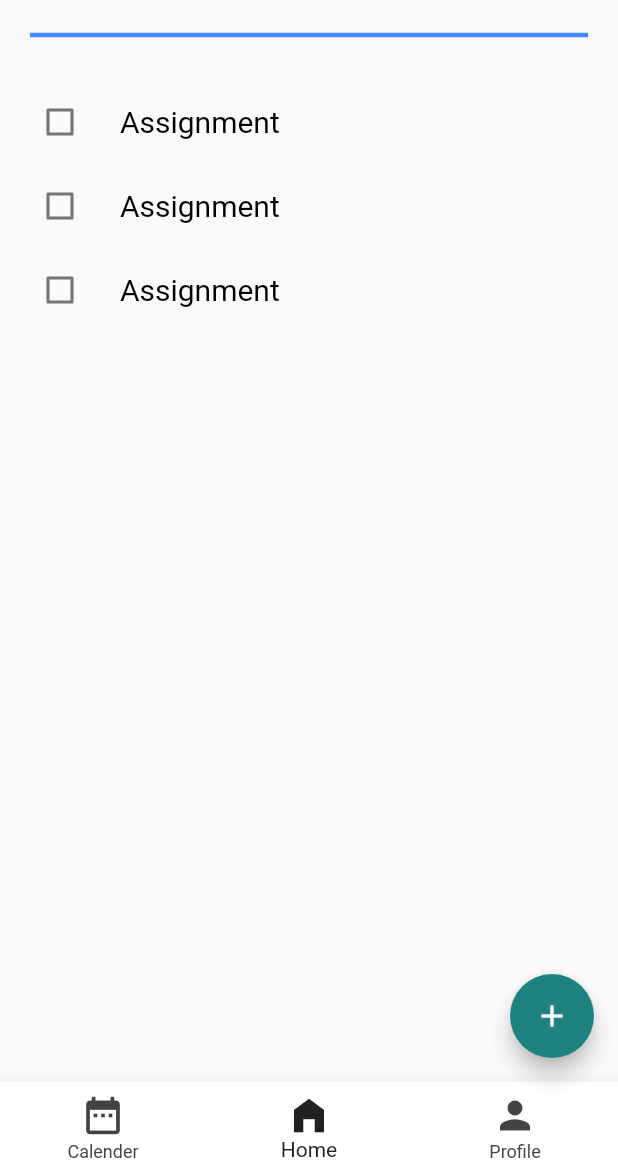
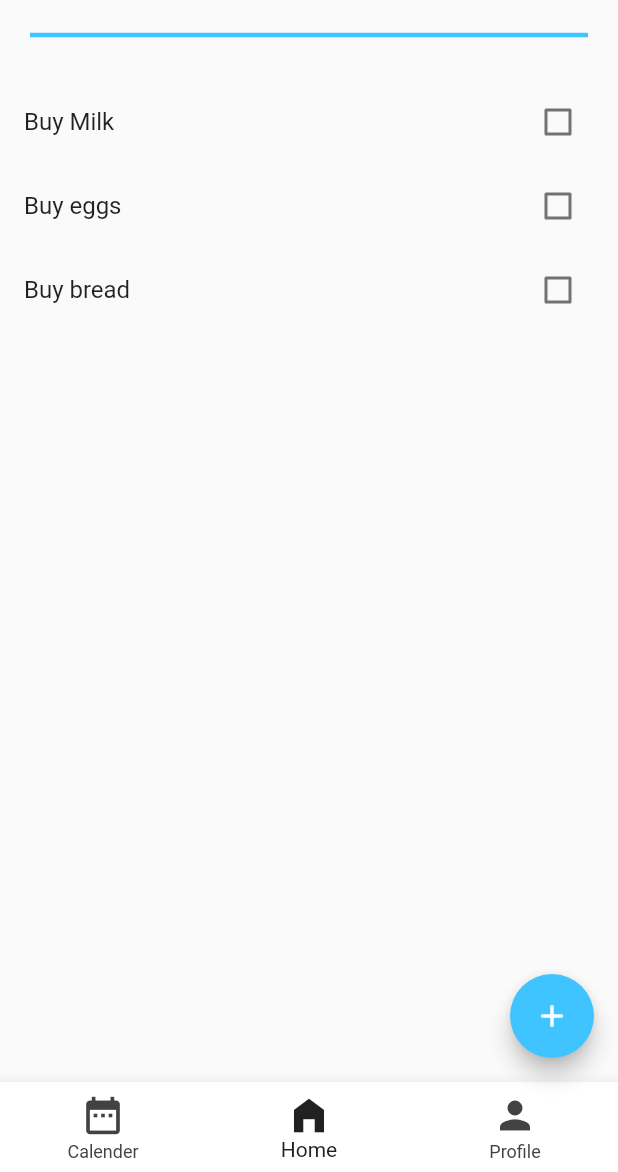
Before and after one commit to vishalr-22/FlutterApp-AcademicManager, a Flutter app: the TodoPage screen opened directly, on a phone screen of 412 x 824 dp, the part 64-1236 px from its top. Run offline on Flutter 3.47's test engine with Material 2 defaults, Android fonts, the phone set to English and light mode, and no system bars; our stand-ins replace datetime_picker_formfield.

```diff
--- /dev/null
+++ b/lib/models/task.dart
@@ -0,0 +1,9 @@
+class Task {
+  final String name;
+  bool isDone;
+  Task({required this.name, this.isDone = false});
+
+  void toggleDone() {
+    isDone = !isDone;
+  }
+}
--- a/lib/todo.dart
+++ b/lib/todo.dart
@@ -1,11 +1,10 @@
-// ignore_for_file: prefer_const_constructors, prefer_const_literals_to_create_immutables
+// ignore_for_file: prefer_const_constructors, prefer_const_literals_to_create_immutables, must_be_immutable, use_key_in_widget_constructors, prefer_const_constructors_in_immutables, empty_constructor_bodies, avoid_print
 
 import 'package:flutter/material.dart';
 import 'add_task_screen.dart';
-
-void main() {
-  runApp(const TodoPage());
-}
+import 'models/task.dart';
+import 'widgets.dart/task_tile.dart';
+import 'widgets.dart/task_list.dart';
 
 class TodoPage extends StatefulWidget {
   const TodoPage({Key? key}) : super(key: key);
@@ -15,6 +14,11 @@ class TodoPage extends StatefulWidget {
 }
 
 class _TodoPageState extends State<TodoPage> {
+  List<Task> tasks = [
+    Task(name: 'Buy Milk'),
+    Task(name: 'Buy eggs'),
+    Task(name: 'Buy bread'),
+  ];
   @override
   Widget build(BuildContext context) {
     return Scaffold(
@@ -44,13 +48,13 @@ class _TodoPageState extends State<TodoPage> {
             thickness: 3,
             indent: 20,
             endIndent: 20,
-            color: Colors.blueAccent,
+            color: Colors.lightBlueAccent,
           ),
           SizedBox(height: 20),
           Expanded(
             child: Container(
               padding: EdgeInsets.fromLTRB(0, 0, 0, 10),
-              child: TaskList(),
+              child: TaskList(tasks: tasks),
             ),
           )
         ],
@@ -58,9 +62,20 @@ class _TodoPageState extends State<TodoPage> {
       floatingActionButton: FloatingActionButton(
         onPressed: () {
           showModalBottomSheet(
-              context: context, builder: (context) => AddTaskScreen());
+              context: context,
+              isScrollControlled: true,
+              builder: (context) => SingleChildScrollView(
+                  child: Container(
+                      padding: EdgeInsets.only(
+                          bottom: MediaQuery.of(context).viewInsets.bottom),
+                      child: AddTaskScreen((newTaskTitle) {
+                        setState(() {
+                          tasks.add(Task(name: newTaskTitle));
+                        });
+                        Navigator.pop(context);
+                      }))));
         },
-        backgroundColor: Color(0xFF208181),
+        backgroundColor: Colors.lightBlueAccent,
         child: Icon(
           Icons.add,
           color: Colors.white,
@@ -70,120 +85,6 @@ class _TodoPageState extends State<TodoPage> {
     );
   }
 }
-
-class TaskList extends StatelessWidget {
-  const TaskList({
-    Key? key,
-  }) : super(key: key);
-
-  @override
-  Widget build(BuildContext context) {
-    return ListView(
-      // padding: EdgeInsets.symmetric(horizontal: 20),
-      children: [
-        TaskTile(),
-        TaskTile(),
-        TaskTile(),
-      ],
-    );
-  }
-}
-
-class TaskTile extends StatelessWidget {
-  const TaskTile({
-    Key? key,
-  }) : super(key: key);
-
-  @override
-  Widget build(BuildContext context) {
-    return ListTile(
-      leading: Checkbox(
-        value: false,
-        onChanged: (bool? value) {},
-      ),
-      title: Text(
-        'Assignment',
-        style: TextStyle(fontSize: 20, color: Colors.black),
-      ),
-    );
-  }
-}
-
-// class ToDoLsit extends StatefulWidget {
-//   const ToDoLsit({Key? key}) : super(key: key);
-
-//   @override
-//   _ToDoLsitState createState() => _ToDoLsitState();
-// }
-
-// class _ToDoLsitState extends State<ToDoLsit> {
-//   Icon circle = Icon(Icons.circle_outlined, size: 40, color: Color(0xFFFFA8A8));
-
-//   int done = 0;
-//   @override
-//   Widget build(BuildContext context) {
-//     return Column(
-//       children: [
-//         Divider(
-//           height: 20,
-//           thickness: 3,
-//           indent: 20,
-//           endIndent: 20,
-//           color: Colors.grey,
-//         ),
-//         SizedBox(
-//           height: 10,
-//         ),
-//         Expanded(
-//           child: ListView(
-//             // padding: EdgeInsets.symmetric(horizontal: 20),
-//             children: [
-//               ListTile(
-//                 leading: Checkbox(value: false, onChanged: (bool? value) {}),
-//                 title: Text(
-//                   'Assignment1',
-//                   style: TextStyle(fontSize: 22, color: Colors.black),
-//                 ),
-//               )
-//             ],
-//           ),
-//         )
-
-//         // Row(
-//         //   children: [
-//         //     Expanded(
-//         //       flex: 1,
-//         //       child: IconButton(
-//         //         onPressed: () {
-//         //           setState(() {
-//         //             if (done == 0) {
-//         //               circle = Icon(Icons.circle_outlined,
-//         //                   size: 40, color: Color(0xFFFFA8A8));
-//         //               done = 1;
-//         //             } else {
-//         //               circle = Icon(Icons.check_circle_outline_rounded,
-//         //                   size: 40, color: Color(0xFFFFA8A8));
-//         //               done = 0;
-//         //             }
-//         //           });
-//         //         },
-//         //         splashRadius: 1,
-//         //         icon: circle,
-//         //       ),
-//         //     ),
-//         //     Expanded(
-//         //       flex: 5,
-//         //       child: Text(
-//         //         'Assignment1',
-//         //         style: TextStyle(fontSize: 22, color: Colors.black),
-//         //       ),
-//         //     )
-//         //   ],
-//         // ),
-//       ],
-//     );
-//   }
-// }
 
 class BottomNavBar extends StatelessWidget {
   const BottomNavBar({Key? key}) : super(key: key);
--- /dev/null
+++ b/lib/widgets.dart/task_list.dart
@@ -0,0 +1,30 @@
+import 'package:flutter/material.dart';
+import 'task_tile.dart';
+import 'package:acadmt/models/task.dart';
+
+class TaskList extends StatefulWidget {
+  final List<Task> tasks;
+  TaskList({required this.tasks});
+
+  @override
+  State<TaskList> createState() => _TaskListState();
+}
+
+class _TaskListState extends State<TaskList> {
+  @override
+  Widget build(BuildContext context) {
+    return ListView.builder(
+      itemBuilder: (context, index) {
+        return TaskTile(
+            taskTitle: widget.tasks[index].name,
+            isChecked: widget.tasks[index].isDone,
+            checkboxCallback: (checkboxState) {
+              setState(() {
+                widget.tasks[index].toggleDone();
+              });
+            });
+      },
+      itemCount: widget.tasks.length,
+    );
+  }
+}
--- /dev/null
+++ b/lib/widgets.dart/task_tile.dart
@@ -0,0 +1,28 @@
+import 'package:flutter/material.dart';
+
+class TaskTile extends StatelessWidget {
+  final bool isChecked;
+  final String taskTitle;
+  final void Function(bool?) checkboxCallback;
+
+  TaskTile(
+      {required this.isChecked,
+      required this.taskTitle,
+      required this.checkboxCallback});
+
+  @override
+  Widget build(BuildContext context) {
+    return ListTile(
+      title: Text(
+        taskTitle,
+        style: TextStyle(
+            decoration: isChecked ? TextDecoration.lineThrough : null),
+      ),
+      trailing: Checkbox(
+        activeColor: Colors.lightBlueAccent,
+        value: isChecked,
+        onChanged: checkboxCallback,
+      ),
+    );
+  }
+}
```
Also changed, not shown: lib/add_task_screen.dart (+10 -4 lines).
